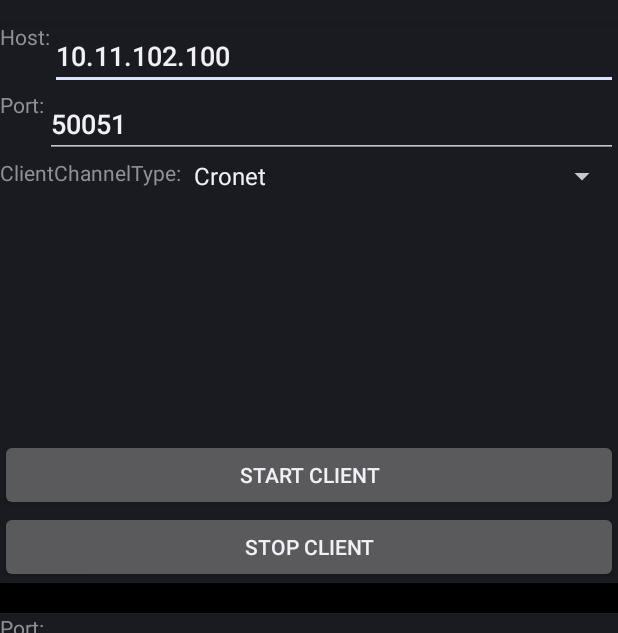
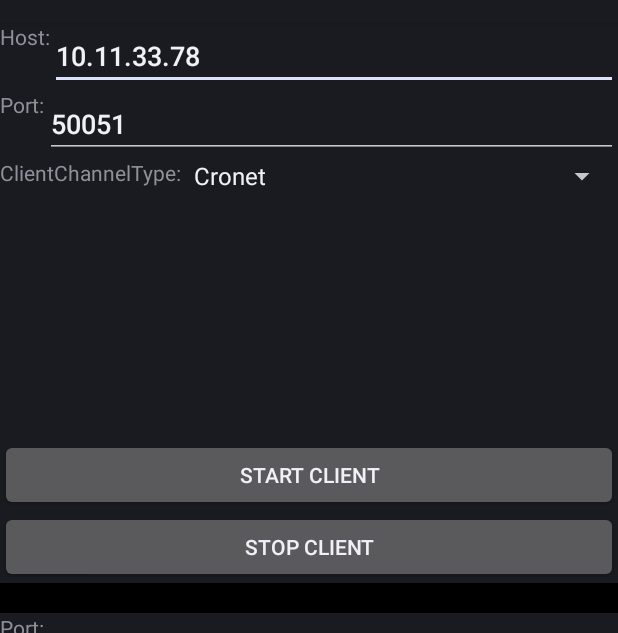
Before and after one commit to S4L3/GrpcWeakNetTest, an Android app: the screen it shows after launch (MainActivity), on a phone screen of 412 x 824 dp, the part 62-695 px from its top. Run offline under Robolectric (Android 15) with nearby library versions, the phone set to English and light mode, and no system bars; libraries missing offline, so code that uses them is left out: io.netty.util; 1 statement that could not run was skipped.

```diff
--- a/app/build.gradle
+++ b/app/build.gradle
@@ -84,12 +84,13 @@ dependencies {
     implementation "io.grpc:grpc-stub:${grpcVersion}" // CURRENT_GRPC_VERSION
     implementation 'javax.annotation:javax.annotation-api:1.3.2'
 
-    implementation "io.grpc:grpc-cronet:${grpcVersion}"
+    implementation "io.grpc:grpc-core:${grpcVersion}" // CURRENT_GRPC_VERSION
+    implementation "io.grpc:grpc-cronet:${grpcVersion}" // CURRENT_GRPC_VERSION
     implementation 'com.google.android.gms:play-services-cronet:16.0.0'
 
     //implementation "com.google.android.gms:play-services-cronet:17.0.1"
     //implementation 'com.google.android.gms:play-services-cronet:16.0.0'
-    //implementation "io.grpc:grpc-core:${grpcVersion}" // CURRENT_GRPC_VERSION
+
     //implementation "org.chromium.net:cronet-embedded:66.3359.158"
     //implementation "org.chromium.net:cronet-embedded:106.5249.126"
 
--- a/app/src/main/java/com/cloudminds/grpcweaknettest/control/GrpcClient.java
+++ b/app/src/main/java/com/cloudminds/grpcweaknettest/control/GrpcClient.java
@@ -151,7 +151,7 @@ public class GrpcClient {
                         enableHttp2(false).
                         enableQuic(true).
                         build();
-                sChannel = CronetChannelBuilder.forAddress(mHost, 50051, sEngine)
+                sChannel = CronetChannelBuilder.forAddress(mHost, mPort, sEngine)
                         //.keepAliveTime(1, TimeUnit.MINUTES)
                         //.keepAliveTimeout(5, TimeUnit.SECONDS)
                         //.keepAliveWithoutCalls(true)
--- a/app/src/main/java/com/cloudminds/grpcweaknettest/control/GrpcServer.java
+++ b/app/src/main/java/com/cloudminds/grpcweaknettest/control/GrpcServer.java
@@ -29,7 +29,7 @@ public class GrpcServer {
 
         sServer = NettyServerBuilder.forPort(mPort)
                 .addService(new WeakNetTestGrpcService())
-                //.sslContext(null)
+                .sslContext(null)
                 .build();
         try {
             sServer.start();
--- a/app/src/main/res/values/strings.xml
+++ b/app/src/main/res/values/strings.xml
@@ -6,6 +6,7 @@
         <item>Cronet</item>
     </string-array>
 <!--    <string name="default_host">10.13.72.143</string>-->
-    <string name="default_host">10.11.102.100</string>
+<!-- <string name="default_host">10.11.102.100</string> -->
+    <string name="default_host">10.11.33.78</string>
     <string name="default_port">50051</string>
 </resources>
```
